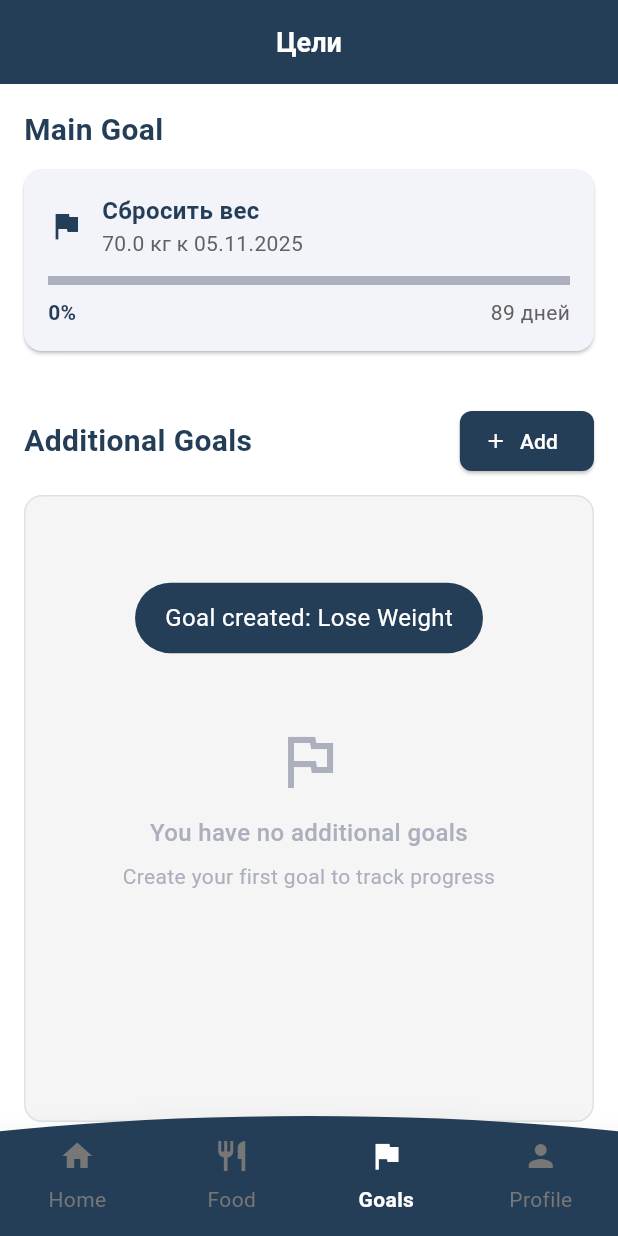
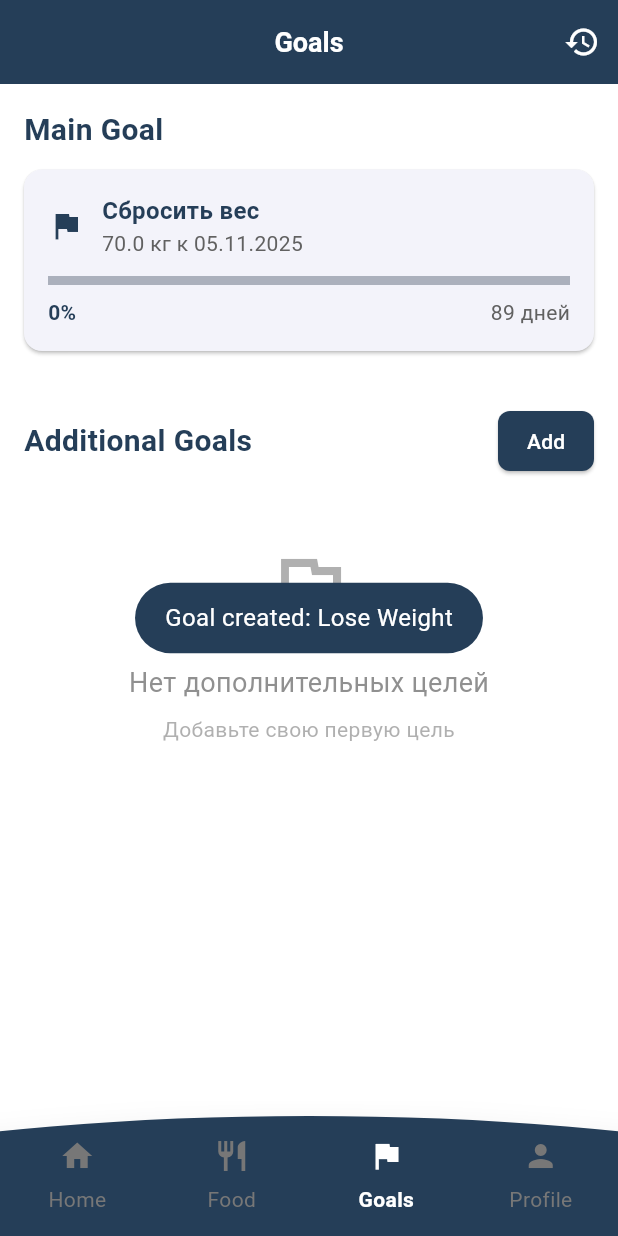
Before and after one commit to Nykolayr/tochka_balansa, a Flutter app: the GoalSetupPage screen opened by its route, after a tap on "Create Goal", on a phone screen of 412 x 824 dp. Run offline on Flutter 3.47's test engine with Material 3 defaults, Android fonts, the phone set to English and light mode, and no system bars; our stand-ins replace bloc, dio, equatable, flutter_bloc, flutter_secure_storage, flutter_svg and 9 more; missing offline and left inert: flutter_easylogger, flutter_keyboard_size; accounts and stored records are empty.

Commit message:
fix: архитектура

```diff
--- a/lib/data/models/goal/additional_goal.dart
+++ b/lib/data/models/goal/additional_goal.dart
@@ -13,6 +13,7 @@ class AdditionalGoal extends Equatable {
   final DateTime? completionDate;
   final DateTime createdAt;
   final DateTime? deadline;
+  final DateTime? endDate; // Добавляем поле endDate
   final List<Reminder> reminders;
   final DeadlineType deadlineType;
   final DateTime? targetDate;
@@ -41,6 +42,7 @@ class AdditionalGoal extends Equatable {
     this.completionDate,
     required this.createdAt,
     this.deadline,
+    this.endDate, // Добавляем в конструктор
     this.reminders = const [],
     required this.deadlineType,
     this.targetDate,
@@ -138,6 +140,7 @@ class AdditionalGoal extends Equatable {
       'completionDate': completionDate?.toIso8601String(),
       'createdAt': createdAt.toIso8601String(),
       'deadline': deadline?.toIso8601String(),
+      'endDate': endDate?.toIso8601String(), // Добавляем в toJson
       'reminders': reminders.map((reminder) => reminder.toJson()).toList(),
       'deadlineType': deadlineType.name,
       'targetDate': targetDate?.toIso8601String(),
@@ -177,6 +180,11 @@ class AdditionalGoal extends Equatable {
       deadline: json['deadline'] != null
           ? DateTime.parse(json['deadline'] as String)
           : null,
+      endDate:
+          json['endDate'] !=
+              null // Добавляем в fromJson
+          ? DateTime.parse(json['endDate'] as String)
+          : null,
       reminders:
           (json['reminders'] as List<dynamic>?)
               ?.map((r) => Reminder.fromJson(r as Map<String, dynamic>))
@@ -209,6 +217,7 @@ class AdditionalGoal extends Equatable {
     DateTime? completionDate,
     DateTime? createdAt,
     DateTime? deadline,
+    DateTime? endDate, // Добавляем в copyWith
     List<Reminder>? reminders,
     DeadlineType? deadlineType,
     DateTime? targetDate,
--- a/lib/data/repositories/user_repository.dart
+++ b/lib/data/repositories/user_repository.dart
@@ -244,7 +244,9 @@ class UserRepository {
 
   Future<void> saveArchivedGoalsToLocal() async {
     try {
-      final archivedGoalsJson = archivedGoals.map((goal) => goal.toJson()).toList();
+      final archivedGoalsJson = archivedGoals
+          .map((goal) => goal.toJson())
+          .toList();
       await HiveData.saveListJson(
         json: archivedGoalsJson,
         key: HiveDataKey.archivedGoals, // Нужно добавить в HiveDataKey
@@ -257,16 +259,27 @@ class UserRepository {
 
   Future<void> loadArchivedGoalsFromLocal() async {
     try {
-      final archivedGoalsJson = await HiveData.loadListJson(
-        key: HiveDataKey.archivedGoals,
-      );
-      archivedGoals = archivedGoalsJson
-          .map((json) => AdditionalGoal.fromJson(Map<String, dynamic>.from(json)))
-          .toList();
-      Logger.i('Архивные цели загружены из Hive: ${archivedGoals.length}');
+      final data = await HiveData.loadListJson(key: HiveDataKey.archivedGoals);
+      if (data.isNotEmpty && !data.first.containsKey('error')) {
+        archivedGoals = data.map((goalJson) {
+          Logger.d('Загружаем архивную цель: $goalJson');
+          final goal = AdditionalGoal.fromJson(
+            Map<String, dynamic>.from(goalJson),
+          );
+          Logger.d('Цель загружена: ${goal.title}, endDate: ${goal.endDate}');
+          // Если endDate не установлена, устанавливаем сегодняшнюю дату
+          if (goal.endDate == null) {
+            Logger.d('endDate не установлена, устанавливаем сегодняшнюю дату');
+            return goal.copyWith(endDate: DateTime.now());
+          }
+          return goal;
+        }).toList();
+        Logger.i(
+          'Архивные цели загружены из Hive: ${archivedGoals.length} целей',
+        );
+      }
     } catch (e) {
-      Logger.e('Ошибка загрузки архивных целей: $e');
-      archivedGoals = [];
+      Logger.e('loadArchivedGoalsFromLocal error: $e');
     }
   }
 }
--- a/lib/presentation/pages/goal/goal_page.dart
+++ b/lib/presentation/pages/goal/goal_page.dart
@@ -1,57 +1,27 @@
 import 'package:flutter/material.dart';
 import 'package:flutter_bloc/flutter_bloc.dart';
 import 'package:get/get.dart';
-import 'package:flutter_easylogger/flutter_logger.dart';
 import 'package:go_router/go_router.dart';
 import 'package:tochka_balansa/core/l10n/language_manager.dart';
 import 'package:tochka_balansa/core/theme/colors.dart';
 import 'package:tochka_balansa/presentation/pages/goal/bloc/goal_bloc.dart';
 import 'package:tochka_balansa/presentation/pages/goal/widgets/goal_card_widget.dart';
-import 'package:tochka_balansa/presentation/pages/goal/widgets/goal_edit_modal.dart';
 
-class GoalPage extends StatefulWidget {
+class GoalPage extends StatelessWidget {
   const GoalPage({super.key});
 
   @override
-  State<GoalPage> createState() => _GoalPageState();
-}
-
-class _GoalPageState extends State<GoalPage> {
-  @override
-  void initState() {
-    super.initState();
-    // Загружаем цели при инициализации страницы
-    WidgetsBinding.instance.addPostFrameCallback((_) {
-      final goalBloc = Get.find<GoalBloc>();
-      goalBloc.add(const LoadGoalsEvent());
-      Logger.i('GoalPage: Загружаем цели при инициализации страницы');
-    });
-  }
-
-  @override
   Widget build(BuildContext context) {
-    return Scaffold(
-      body: BlocBuilder<GoalBloc, GoalState>(
+    return BlocBuilder<GoalBloc, GoalState>(
       bloc: Get.find<GoalBloc>(),
       builder: (context, state) {
-          if (state.isLoading) {
-            return const Center(child: CircularProgressIndicator());
-          }
-
-          return _buildContent(state);
-        },
-      ),
-    );
-  }
-
-  Widget _buildContent(GoalState state) {
-    return Padding(
+        return SingleChildScrollView(
           padding: const EdgeInsets.all(16),
           child: Column(
             crossAxisAlignment: CrossAxisAlignment.start,
             children: [
               // Главная цель
-          if (state.mainGoal.hasMainGoal) ...[
+              ...[
                 Text(
                   textLang('Главная цель'),
                   style: const TextStyle(
@@ -65,18 +35,7 @@ class _GoalPageState extends State<GoalPage> {
                   goal: state.mainGoal,
                   isMainGoal: true,
                   onTap: () {
-                // Открываем модальное окно для редактирования главной цели
-                showModalBottomSheet(
-                  context: context,
-                  isScrollControlled: true,
-                  backgroundColor: Colors.transparent,
-                  builder: (context) => Padding(
-                    padding: EdgeInsets.only(
-                      bottom: MediaQuery.of(context).viewInsets.bottom,
-                    ),
-                    child: GoalEditModal(currentGoal: state.mainGoal),
-                  ),
-                );
+                    // Навигация к редактированию главной цели
                   },
                 ),
                 const SizedBox(height: 24),
@@ -84,6 +43,7 @@ class _GoalPageState extends State<GoalPage> {
 
               // Дополнительные цели
               Row(
+                mainAxisAlignment: MainAxisAlignment.spaceBetween,
                 children: [
                   Text(
                     textLang('Дополнительные цели'),
@@ -93,91 +53,77 @@ class _GoalPageState extends State<GoalPage> {
                       color: AppColor.darkBlue,
                     ),
                   ),
-              const Spacer(),
-              ElevatedButton.icon(
+                  ElevatedButton(
                     onPressed: () {
                       context.push('/main/training/add-additional');
                     },
-                icon: const Icon(Icons.add, size: 16),
-                label: Text(textLang('Добавить')),
                     style: ElevatedButton.styleFrom(
                       backgroundColor: AppColor.darkBlue,
                       foregroundColor: Colors.white,
+                      padding: const EdgeInsets.symmetric(
+                        horizontal: 16,
+                        vertical: 8,
+                      ),
                       shape: RoundedRectangleBorder(
                         borderRadius: BorderRadius.circular(8),
                       ),
                     ),
+                    child: Text(textLang('Добавить')),
                   ),
                 ],
               ),
-          const SizedBox(height: 12), // Добавляем небольшой отступ
+              const SizedBox(height: 12),
 
-          if (state.additionalGoals.isEmpty) ...[
-            // Сообщение если нет дополнительных целей
-            Expanded(
-              child: Container(
-                width: double.infinity,
-                padding: const EdgeInsets.all(20),
-                decoration: BoxDecoration(
-                  color: Colors.grey.withValues(alpha: 0.1),
-                  borderRadius: BorderRadius.circular(12),
-                  border: Border.all(
-                    color: AppColor.grey.withValues(alpha: 0.3),
+              // Список дополнительных целей
+              if (state.additionalGoals.isEmpty)
+                Center(
+                  child: Padding(
+                    padding: const EdgeInsets.all(32),
+                    child: Column(
+                      children: [
+                        Icon(
+                          Icons.flag_outlined,
+                          size: 64,
+                          color: AppColor.greyText.withValues(alpha: 0.5),
                         ),
+                        const SizedBox(height: 16),
+                        Text(
+                          textLang('Нет дополнительных целей'),
+                          style: TextStyle(
+                            fontSize: 18,
+                            color: AppColor.greyText.withValues(alpha: 0.7),
                           ),
-                child: Column(
-                  mainAxisAlignment: MainAxisAlignment.center,
-                  children: [
-                    Icon(Icons.flag_outlined, size: 48, color: AppColor.grey),
-                    const SizedBox(height: 12),
-                    Text(
-                      textLang('У вас нет дополнительных целей'),
-                      style: const TextStyle(
-                        fontSize: 16,
-                        fontWeight: FontWeight.w500,
-                        color: AppColor.grey,
-                      ),
-                      textAlign: TextAlign.center,
                         ),
                         const SizedBox(height: 8),
                         Text(
-                      textLang(
-                        'Создайте свою первую цель для отслеживания прогресса',
-                      ),
-                      style: const TextStyle(
+                          textLang('Добавьте свою первую цель'),
+                          style: TextStyle(
                             fontSize: 14,
-                        color: AppColor.grey,
+                            color: AppColor.greyText.withValues(alpha: 0.5),
                           ),
                           textAlign: TextAlign.center,
                         ),
                       ],
                     ),
                   ),
-            ),
-          ] else ...[
-            // Список дополнительных целей
-            Expanded(
-              child: ListView.builder(
-                itemCount: state.additionalGoals.length,
-                itemBuilder: (context, index) {
-                  final goal = state.additionalGoals[index];
-                  return Padding(
+                )
+              else
+                ...state.additionalGoals.map(
+                  (goal) => Padding(
                     padding: const EdgeInsets.only(bottom: 12),
                     child: GoalCardWidget(
                       goal: goal,
                       isMainGoal: false,
                       onTap: () {
-                        // Переходим на страницу деталей цели через роутер
                         context.push('/main/training/goal-detail', extra: goal);
                       },
                     ),
-                  );
-                },
                   ),
                 ),
             ],
-        ],
           ),
+        );
+      },
     );
   }
 }
--- /dev/null
+++ b/lib/presentation/pages/goal/widgets/app_bar_widget.dart
@@ -0,0 +1,42 @@
+import 'package:flutter/material.dart';
+import 'package:tochka_balansa/core/theme/colors.dart';
+
+class AppBarWidget extends StatelessWidget implements PreferredSizeWidget {
+  final String title;
+  final bool showBackButton;
+  final List<Widget>? actions;
+
+  const AppBarWidget({
+    super.key,
+    required this.title,
+    this.showBackButton = true,
+    this.actions,
+  });
+
+  @override
+  Widget build(BuildContext context) {
+    return AppBar(
+      backgroundColor: AppColor.darkBlue,
+      elevation: 0,
+      centerTitle: true,
+      title: Text(
+        title,
+        style: const TextStyle(
+          color: Colors.white,
+          fontSize: 18,
+          fontWeight: FontWeight.w600,
+        ),
+      ),
+      leading: showBackButton
+          ? IconButton(
+              onPressed: () => Navigator.of(context).pop(),
+              icon: const Icon(Icons.arrow_back_ios, color: Colors.white),
+            )
+          : null,
+      actions: actions,
+    );
+  }
+
+  @override
+  Size get preferredSize => const Size.fromHeight(kToolbarHeight);
+}
--- a/lib/presentation/pages/goal/widgets/goal_card_widget.dart
+++ b/lib/presentation/pages/goal/widgets/goal_card_widget.dart
@@ -213,7 +213,7 @@ class GoalCardWidget extends StatelessWidget {
           title: Text(textLang('Удалить цель?')),
           content: Text(
             textLang(
-              'Вы уверены, что хотите удалить цель "${title}"? Это действие нельзя отменить.',
+              'Вы уверены, что хотите удалить цель "$title"? Это действие нельзя отменить.',
             ),
           ),
           actions: [
--- a/lib/presentation/pages/main/enum/enum_main_page.dart
+++ b/lib/presentation/pages/main/enum/enum_main_page.dart
@@ -11,6 +11,7 @@ import 'package:tochka_balansa/presentation/pages/profile/profile_app_bar.dart';
 import 'package:tochka_balansa/core/l10n/language_manager.dart';
 import 'package:tochka_balansa/presentation/widgets/app_bar.dart';
 import 'package:tochka_balansa/providers/language_bloc.dart';
+import 'package:tochka_balansa/presentation/pages/goal/archive_page.dart';
 
 enum MainPages {
   home,
@@ -46,7 +47,21 @@ enum MainPages {
         return switch (this) {
           home => HomeAppBar(),
           food => FoodAppBar(),
-          training => AppBarWidget(title: 'Цели'),
+          training => AppBarWidget(
+            title: textLang('Цели'),
+            actions: [
+              IconButton(
+                onPressed: () {
+                  Navigator.of(context).push(
+                    MaterialPageRoute(
+                      builder: (context) => const ArchivePage(),
+                    ),
+                  );
+                },
+                icon: const Icon(Icons.history, color: Colors.white),
+              ),
+            ],
+          ),
           profile => ProfileAppBar(),
         };
       },
```
Also changed, not shown: lib/presentation/pages/goal/archive_page.dart (added, +74 -0 lines), lib/presentation/pages/goal/bloc/goal_bloc.dart (+6 -1 lines), lib/presentation/pages/goal/widgets/archived_goal_card_widget.dart (added, +299 -0 lines). Lines whose indentation alone changed are shown as unchanged.
